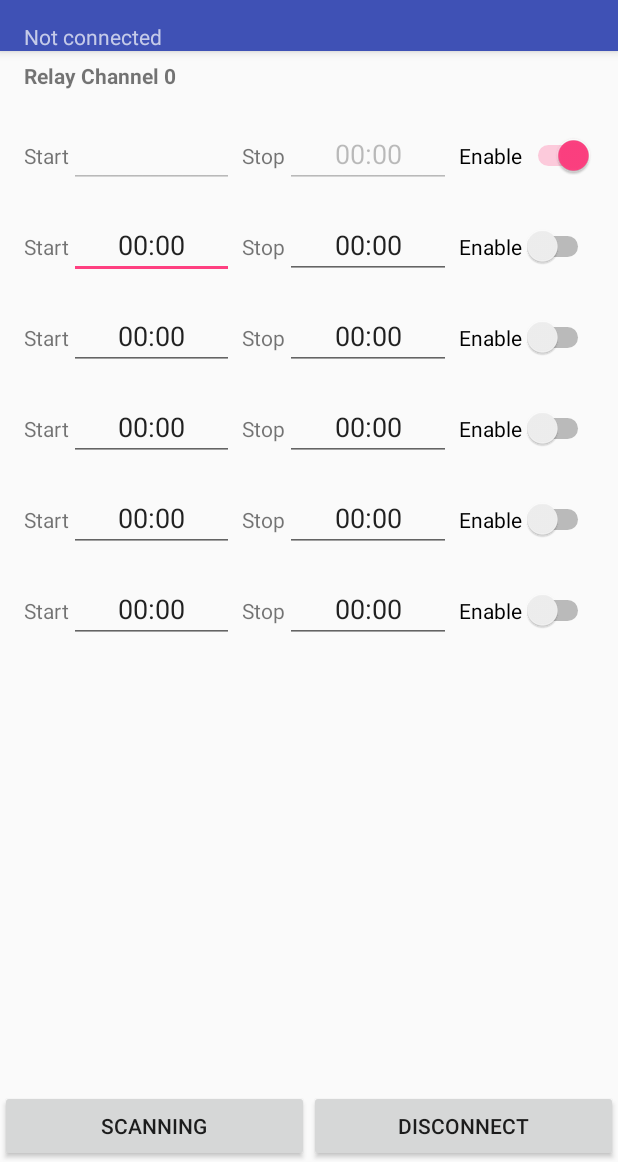
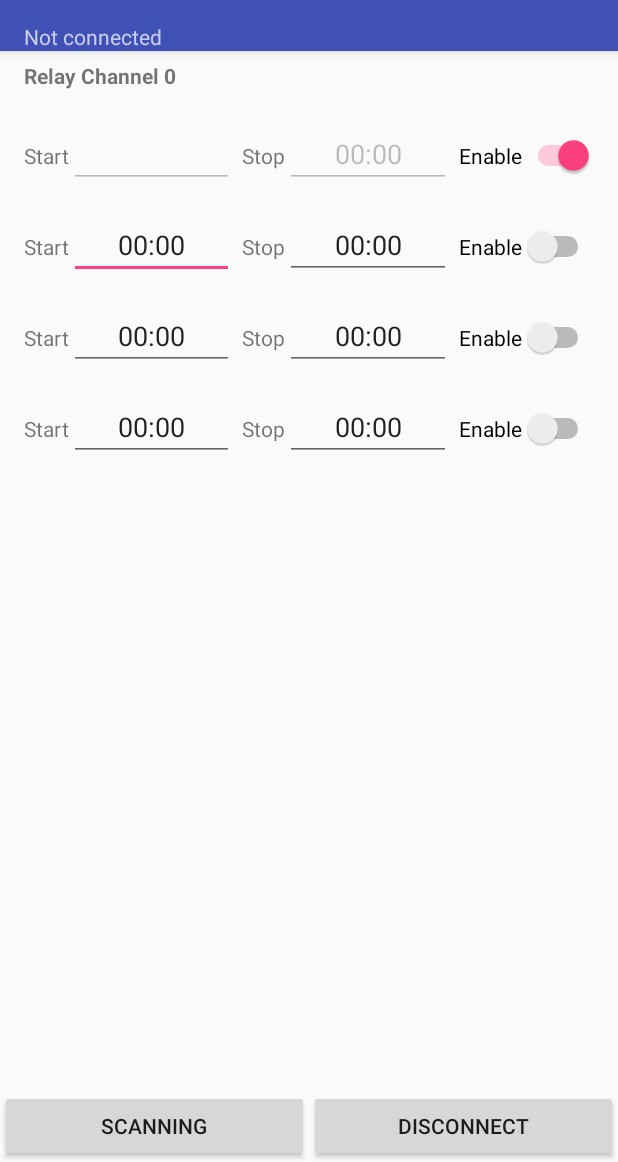
Before and after one commit to LorenzoBianconi/android-projects, an Android app: the screen it shows after launch (ICActivity), after a tap on "Enable", on a phone screen of 412 x 824 dp, the part 74-1236 px from its top. Run offline under Robolectric (Android 15) with nearby library versions, the phone set to English and light mode, and no system bars.

Commit message:
IrrigationController: fix compatibility with Android Lollipop

```diff
--- a/IrrigationController/app/build.gradle
+++ b/IrrigationController/app/build.gradle
@@ -5,7 +5,7 @@ android {
     buildToolsVersion "26.0.0"
     defaultConfig {
         applicationId "net.lorenzobianconi.irrigationcontroller"
-        minSdkVersion 23
+        minSdkVersion 22
         targetSdkVersion 26
         versionCode 1
         versionName "1.0"
--- a/IrrigationController/app/src/main/java/net/lorenzobianconi/irrigationcontroller/ICActivity.java
+++ b/IrrigationController/app/src/main/java/net/lorenzobianconi/irrigationcontroller/ICActivity.java
@@ -1,5 +1,6 @@
 package net.lorenzobianconi.irrigationcontroller;
 
+import android.Manifest;
 import android.bluetooth.BluetoothAdapter;
 import android.bluetooth.BluetoothDevice;
 import android.bluetooth.BluetoothSocket;
@@ -9,6 +10,7 @@ import android.content.IntentFilter;
 import android.content.pm.PackageManager;
 import android.os.AsyncTask;
 import android.os.SystemClock;
+import android.support.v4.app.ActivityCompat;
 import android.support.v7.app.AppCompatActivity;
 import android.support.v7.widget.Toolbar;
 
@@ -53,7 +55,15 @@ import java.util.Calendar;
 import java.util.UUID;
 
 public class ICActivity extends AppCompatActivity {
-    final String ICONTROLLER_TAG = "ICONTROLLER_TAG";
+    static final String ICONTROLLER_TAG = "ICONTROLLER_TAG";
+
+    static final String ACTION_IC_BT_RESET = "BT_RESET";
+    static final String ACTION_IC_BT_TX = "TX_MESSAGE";
+    static final String ACTION_IC_RX_CONF = "IC_RX_CONF";
+    static final int REQ_ENABLE_BT = 1;
+    static final int REQ_PICK_BT_DEV = 3;
+    static final int RELAY_DEPTH = 4;
+    static final int REQ_CODE_LOC = 2;
 
     /**
      * The {@link android.support.v4.view.PagerAdapter} that will provide
@@ -69,15 +79,12 @@ public class ICActivity extends AppCompatActivity {
      * The {@link ViewPager} that will host the section contents.
      */
     private ViewPager mViewPager;
+    private LinearLayout mProgressBarLayout;
 
     private Button mDisconButton;
     private Button mScanButton;
     private TextView mStatusText;
 
-    private LinearLayout mProgressBarLayout;
-
-    private final static int REQ_ENABLE_BT = 1;
-    private final static int REQ_PICK_BT_DEV = 3;
     private static final UUID SPP_UUID = UUID.fromString("00001101-0000-1000-8000-00805F9B34FB");
     private ArrayList<BluetoothDevice> mScanList = new ArrayList<>();
     private RFChannelTread mRFChannel;
@@ -214,6 +221,9 @@ public class ICActivity extends AppCompatActivity {
         // Set up the ViewPager with the sections adapter.
         mViewPager = (ViewPager) findViewById(R.id.container);
         mViewPager.setAdapter(mSectionsPagerAdapter);
+        mViewPager.setOffscreenPageLimit(RELAY_DEPTH - 1);
+
+        mStatusText = (TextView)findViewById(R.id.statusTextView);
 
         mDisconButton = (Button)findViewById(R.id.disconnect);
         mDisconButton.setOnClickListener(new View.OnClickListener() {
@@ -224,8 +234,6 @@ public class ICActivity extends AppCompatActivity {
             }
         });
         mDisconButton.setClickable(false);
-
-        mStatusText = (TextView)findViewById(R.id.statusTextView);
 
         mScanButton = (Button)findViewById(R.id.scanning);
         mScanButton.setOnClickListener(new View.OnClickListener() {
@@ -245,13 +253,14 @@ public class ICActivity extends AppCompatActivity {
 			/* BT stack not supported */
             Toast.makeText(this, "Bluetooth not available", Toast.LENGTH_LONG).show();
             finish();
-        } else if (mRadio.isEnabled() == false) {
+        } else if (checkPermission() == true) {
+            if (mRadio.isEnabled() == false) {
                 /* Request to enable BT */
                 Intent intent = new Intent(BluetoothAdapter.ACTION_REQUEST_ENABLE);
                 startActivityForResult(intent, REQ_ENABLE_BT);
             } else {
-            if (checkLocationPermission() == true)
                 mScanButton.setClickable(true);
+            }
         }
     }
 
@@ -275,7 +284,7 @@ public class ICActivity extends AppCompatActivity {
         return super.onOptionsItemSelected(item);
     }
 
-    public String getCurrentTime() {
+    private String getCurrentTime() {
         DateFormat dateFormat = new SimpleDateFormat("dd/MM/yyyy HH:mm");
         Calendar cal = Calendar.getInstance();
         return dateFormat.format(cal.getTime());
@@ -284,8 +293,7 @@ public class ICActivity extends AppCompatActivity {
     protected void onActivityResult(int requestCode, int resultCode, Intent data) {
         switch (requestCode) {
             case REQ_ENABLE_BT:
-                if (requestCode == RESULT_OK && checkLocationPermission() == true)
-                    mScanButton.setClickable(true);
+                mScanButton.setClickable(mRadio.isEnabled());
                 break;
             case REQ_PICK_BT_DEV:
                 if (data != null) {
@@ -297,9 +305,6 @@ public class ICActivity extends AppCompatActivity {
                 break;
         }
     }
-
-    static final String ACTION_IC_BT_RESET = "BT_RESET";
-    static final String ACTION_IC_BT_TX = "TX_MESSAGE";
 
     protected void onResume() {
         super.onResume();
@@ -315,13 +320,12 @@ public class ICActivity extends AppCompatActivity {
         unregisterReceiver(mBluetoothReceiver);
     }
 
-    private final static int REQ_CODE_LOC = 2;
-
-    private boolean checkLocationPermission() {
+    private boolean checkPermission() {
         /* request discovery permissions if necessary */
-        if (checkSelfPermission(android.Manifest.permission.ACCESS_COARSE_LOCATION) !=
+        if (ActivityCompat.checkSelfPermission(this, Manifest.permission.ACCESS_COARSE_LOCATION) !=
                 PackageManager.PERMISSION_GRANTED) {
-            requestPermissions(new String[]{ android.Manifest.permission.ACCESS_COARSE_LOCATION },
+            ActivityCompat.requestPermissions(this, new String[] {
+                            android.Manifest.permission.ACCESS_COARSE_LOCATION },
                     REQ_CODE_LOC);
             return false;
         }
@@ -334,12 +338,18 @@ public class ICActivity extends AppCompatActivity {
                 if (results.length > 0) {
                     for (int r : results) {
                         if (r != PackageManager.PERMISSION_GRANTED) {
-                            Toast.makeText(this, "Location permission not granted",
+                            Toast.makeText(this, "Location permission not granted, scan will fail",
                                     Toast.LENGTH_LONG).show();
                             return;
                         }
                     }
+                    if (mRadio.isEnabled() == false) {
+                            /* Request to enable BT */
+                        Intent intent = new Intent(BluetoothAdapter.ACTION_REQUEST_ENABLE);
+                        startActivityForResult(intent, REQ_ENABLE_BT);
+                    } else {
                         mScanButton.setClickable(true);
+                    }
                 }
                 break;
             default:
@@ -354,19 +364,7 @@ public class ICActivity extends AppCompatActivity {
         private static final String ARG_SECTION_NUMBER = "section_number";
 
         private class UIRelayTimeSlot {
-            private Switch mTimeSlotEnable;
-            private EditText mTimeSlotStart;
-            private EditText mTimeSlotStop;
-
-            private int mTimeSlotIndex;
-            private int mChannelIndex;
-
-            public UIRelayTimeSlot(Switch enabled, EditText start, EditText stop,
-                                   int chanIndex, int timeSlotIndexindex) {
-                mChannelIndex = chanIndex;
-                mTimeSlotIndex = timeSlotIndexindex;
-
-                class TimeWatecher implements TextWatcher {
+            private class TimeWatecher implements TextWatcher {
                 private EditText mEditText;
 
                 private boolean isDelimiter(String data, int len) {
@@ -421,11 +419,20 @@ public class ICActivity extends AppCompatActivity {
                 }
             }
 
-                mTimeSlotStart = start;
-                mTimeSlotStart.addTextChangedListener(new TimeWatecher(mTimeSlotStart));
-                mTimeSlotStop = stop;
-                mTimeSlotStop.addTextChangedListener(new TimeWatecher(mTimeSlotStop));
-                mTimeSlotEnable = enabled;
+            private Switch mTimeSlotEnable;
+            private EditText mTimeSlotStart;
+            private EditText mTimeSlotStop;
+
+            private int mTimeSlotIndex;
+            private int mChannelIndex;
+
+            public UIRelayTimeSlot(Switch timeSlotEnabled, EditText timeSlotStart,
+                                   EditText timeSlotStop, int chanIndex,
+                                   int timeSlotIndexindex) {
+                mChannelIndex = chanIndex;
+                mTimeSlotIndex = timeSlotIndexindex;
+
+                mTimeSlotEnable = timeSlotEnabled;
                 mTimeSlotEnable.setOnClickListener(new View.OnClickListener() {
                     public void onClick(View view) {
                         String xml = getXmlConf();
@@ -433,15 +440,16 @@ public class ICActivity extends AppCompatActivity {
                         intent.putExtra("TX_CONF", xml);
                         getActivity().sendBroadcast(intent);
 
-                        boolean value = mTimeSlotEnable.isChecked();
-                        mTimeSlotStart.setEnabled(!value);
-                        mTimeSlotStop.setEnabled(!value);
+                        boolean enabled = mTimeSlotEnable.isChecked();
+                        mTimeSlotStart.setEnabled(!enabled);
+                        mTimeSlotStop.setEnabled(!enabled);
                     }
                 });
 
-                Intent intent = new Intent(ACTION_IC_BT_TX);
-                intent.putExtra("TX_CONF", "<GET>");
-                getActivity().sendBroadcast(intent);
+                mTimeSlotStart = timeSlotStart;
+                mTimeSlotStart.addTextChangedListener(new TimeWatecher(mTimeSlotStart));
+                mTimeSlotStop = timeSlotStop;
+                mTimeSlotStop.addTextChangedListener(new TimeWatecher(mTimeSlotStop));
             }
 
             public void updateUI(String startTime, String stopTime, boolean enabled) {
@@ -511,18 +519,8 @@ public class ICActivity extends AppCompatActivity {
             mTimeSlotList.add(new UIRelayTimeSlot((Switch) rootView.findViewById(R.id.p4Enable),
                     (EditText) rootView.findViewById(R.id.p4StartTime),
                     (EditText) rootView.findViewById(R.id.p4StopTime), index, 3));
-            mTimeSlotList.add(new UIRelayTimeSlot((Switch) rootView.findViewById(R.id.p5Enable),
-                    (EditText) rootView.findViewById(R.id.p5StartTime),
-                    (EditText) rootView.findViewById(R.id.p5StopTime), index, 4));
-            mTimeSlotList.add(new UIRelayTimeSlot((Switch) rootView.findViewById(R.id.p6Enable),
-                    (EditText) rootView.findViewById(R.id.p6StartTime),
-                    (EditText) rootView.findViewById(R.id.p6StopTime), index, 5));
 
             return rootView;
-        }
-
-        public void onActivityCreated(Bundle saveInstance) {
-            super.onActivityCreated(saveInstance);
         }
 
         public void setUIRelayTimeSlot(int index, String startTime, String stopTime,
@@ -531,8 +529,6 @@ public class ICActivity extends AppCompatActivity {
         }
     }
 
-    static final String ACTION_IC_RX_CONF = "IC_RX_CONF";
-    static final int RELAY_DEPTH = 4;
     /**
      * A {@link FragmentPagerAdapter} that returns a fragment corresponding to
      * one of the sections/tabs/pages.
@@ -603,7 +599,7 @@ public class ICActivity extends AppCompatActivity {
                         try {
                             String data = intent.getStringExtra("RX_CONF");
                             Log.d(ICONTROLLER_TAG, data);
-                            mSectionsPagerAdapter.parseRxMessage(data);
+                            parseRxMessage(data);
                         } catch (XmlPullParserException e) {
                             e.printStackTrace();
                         } catch (IOException e) {
--- a/IrrigationController/app/src/main/res/layout/channel_ic.xml
+++ b/IrrigationController/app/src/main/res/layout/channel_ic.xml
@@ -215,104 +215,4 @@
 
     </LinearLayout>
 
-    <LinearLayout
-        android:id="@+id/phase5"
-        android:paddingTop="15dp"
-        android:layout_width="match_parent"
-        android:layout_height="wrap_content"
-        android:layout_below="@+id/phase4"
-        android:orientation="horizontal">
-
-        <TextView
-            android:id="@+id/p5StartTextView"
-            android:layout_width="wrap_content"
-            android:layout_height="wrap_content"
-            android:text="Start" />
-
-        <EditText
-            android:id="@+id/p5StartTime"
-            android:layout_width="0dp"
-            android:layout_height="wrap_content"
-            android:layout_weight="1"
-            android:ems="10"
-            android:text="00:00"
-            android:textAlignment="center"
-            android:inputType="time" />
-
-        <TextView
-            android:id="@+id/p5StopTextView"
-            android:paddingLeft="5dp"
-            android:layout_width="wrap_content"
-            android:layout_height="wrap_content"
-            android:text="Stop" />
-
-        <EditText
-            android:id="@+id/p5StopTime"
-            android:layout_width="0dp"
-            android:layout_height="wrap_content"
-            android:layout_weight="1"
-            android:ems="10"
-            android:text="00:00"
-            android:textAlignment="center"
-            android:inputType="time" />
-
-        <Switch
-            android:id="@+id/p5Enable"
-            android:paddingLeft="5dp"
-            android:layout_width="wrap_content"
-            android:layout_height="wrap_content"
-            android:text="Enable" />
-
-    </LinearLayout>
-
-    <LinearLayout
-        android:id="@+id/phase6"
-        android:paddingTop="15dp"
-        android:layout_width="match_parent"
-        android:layout_height="wrap_content"
-        android:layout_below="@+id/phase5"
-        android:orientation="horizontal">
-
-        <TextView
-            android:id="@+id/p6StartTextView"
-            android:layout_width="wrap_content"
-            android:layout_height="wrap_content"
-            android:text="Start" />
-
-        <EditText
-            android:id="@+id/p6StartTime"
-            android:layout_width="0dp"
-            android:layout_height="wrap_content"
-            android:layout_weight="1"
-            android:ems="10"
-            android:text="00:00"
-            android:textAlignment="center"
-            android:inputType="time" />
-
-        <TextView
-            android:id="@+id/p6StopTextView"
-            android:paddingLeft="5dp"
-            android:layout_width="wrap_content"
-            android:layout_height="wrap_content"
-            android:text="Stop" />
-
-        <EditText
-            android:id="@+id/p6StopTime"
-            android:layout_width="0dp"
-            android:layout_height="wrap_content"
-            android:layout_weight="1"
-            android:ems="10"
-            android:text="00:00"
-            android:textAlignment="center"
-            android:inputType="time" />
-
-        <Switch
-            android:id="@+id/p6Enable"
-            android:paddingLeft="5dp"
-            android:layout_width="wrap_content"
-            android:layout_height="wrap_content"
-            android:text="Enable" />
-
-    </LinearLayout>
-
 </RelativeLayout>
```
Lines whose indentation alone changed are shown as unchanged.
